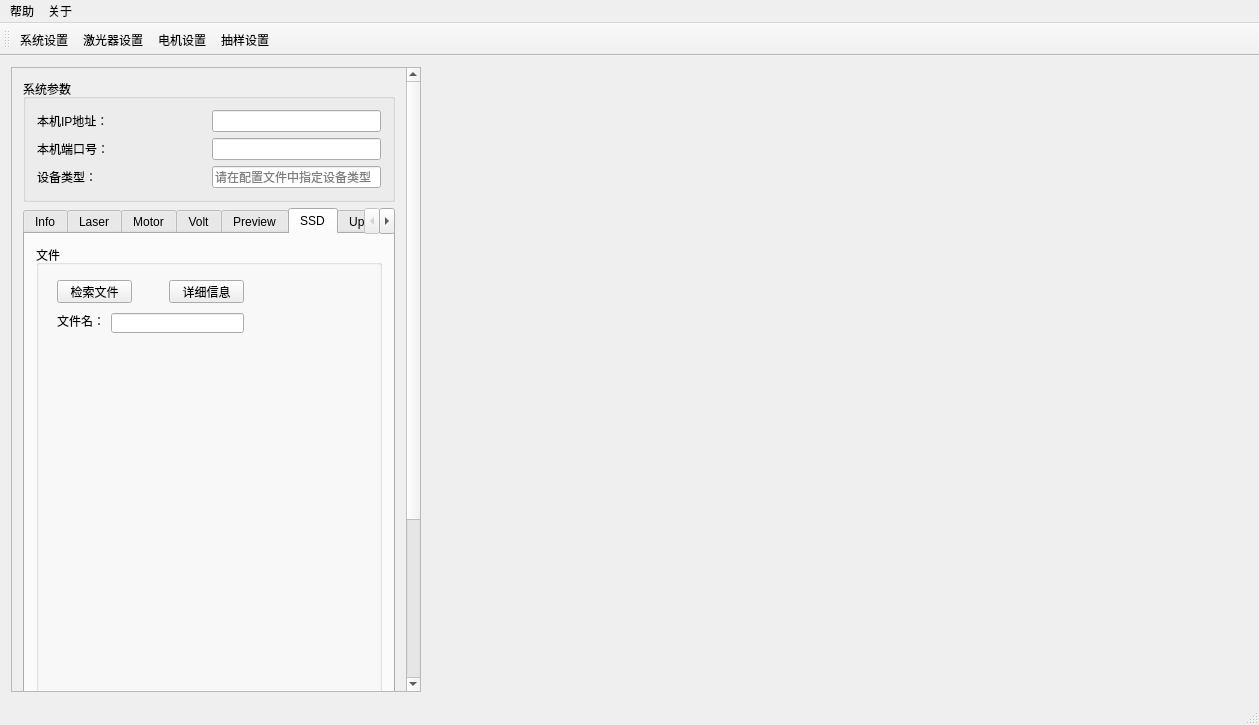
Before: the Qt Designer form ui/mainwindow.ui in kdurant/qt_study, drawn with Qt 5.
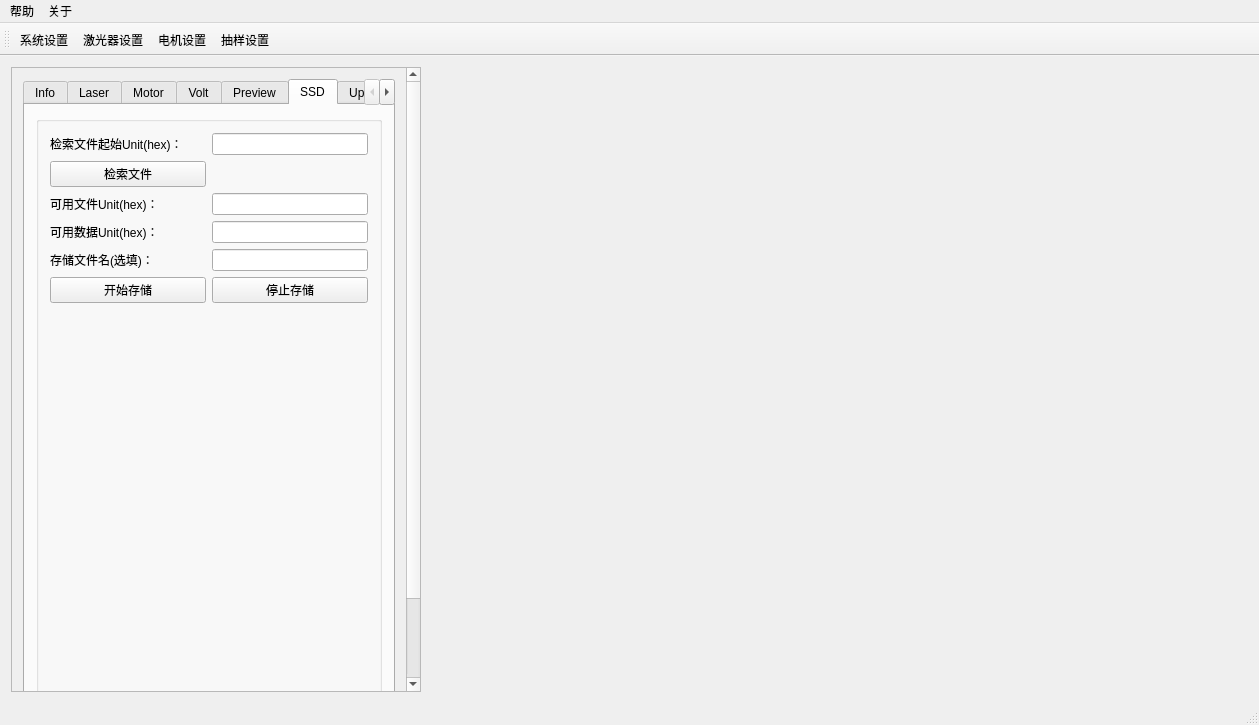
After: the same form once the commit is applied. The open tabs and pages were chosen to show the change. Custom widgets are drawn as their Qt base class.

```diff
--- a/ui/mainwindow.ui
+++ b/ui/mainwindow.ui
@@ -32,85 +32,10 @@
          <x>0</x>
          <y>0</y>
          <width>396</width>
-         <height>907</height>
+         <height>770</height>
         </rect>
        </property>
        <layout class="QVBoxLayout" name="verticalLayout_2">
-        <item>
-         <widget class="QGroupBox" name="groupBox_7">
-          <property name="title">
-           <string>系统参数</string>
-          </property>
-          <layout class="QGridLayout" name="gridLayout_7">
-           <item row="0" column="0">
-            <widget class="QLabel" name="label_47">
-             <property name="text">
-              <string>本机IP地址：</string>
-             </property>
-            </widget>
-           </item>
-           <item row="0" column="1">
-            <widget class="QLineEdit" name="lineEdit_localIP">
-             <property name="sizePolicy">
-              <sizepolicy hsizetype="Preferred" vsizetype="Fixed">
-               <horstretch>0</horstretch>
-               <verstretch>0</verstretch>
-              </sizepolicy>
-             </property>
-             <property name="inputMask">
-              <string/>
-             </property>
-             <property name="text">
-              <string/>
-             </property>
-            </widget>
-           </item>
-           <item row="1" column="0">
-            <widget class="QLabel" name="label_44">
-             <property name="text">
-              <string>本机端口号：</string>
-             </property>
-            </widget>
-           </item>
-           <item row="1" column="1">
-            <widget class="QLineEdit" name="lineEdit_localPort">
-             <property name="sizePolicy">
-              <sizepolicy hsizetype="Preferred" vsizetype="Fixed">
-               <horstretch>0</horstretch>
-               <verstretch>0</verstretch>
-              </sizepolicy>
-             </property>
-             <property name="text">
-              <string/>
-             </property>
-            </widget>
-           </item>
-           <item row="2" column="0">
-            <widget class="QLabel" name="label_4">
-             <property name="text">
-              <string>设备类型：</string>
-             </property>
-            </widget>
-           </item>
-           <item row="2" column="1">
-            <widget class="QLineEdit" name="lineEdit_radarType">
-             <property name="sizePolicy">
-              <sizepolicy hsizetype="Preferred" vsizetype="Fixed">
-               <horstretch>0</horstretch>
-               <verstretch>0</verstretch>
-              </sizepolicy>
-             </property>
-             <property name="readOnly">
-              <bool>true</bool>
-             </property>
-             <property name="placeholderText">
-              <string>请在配置文件中指定设备类型</string>
-             </property>
-            </widget>
-           </item>
-          </layout>
-         </widget>
-        </item>
         <item>
          <widget class="QTabWidget" name="tabWidget">
           <property name="currentIndex">
@@ -122,6 +47,19 @@
            </attribute>
            <layout class="QGridLayout" name="gridLayout_5">
             <item row="1" column="1">
+             <widget class="QLineEdit" name="lineEdit_localPort">
+              <property name="sizePolicy">
+               <sizepolicy hsizetype="Preferred" vsizetype="Fixed">
+                <horstretch>0</horstretch>
+                <verstretch>0</verstretch>
+               </sizepolicy>
+              </property>
+              <property name="text">
+               <string/>
+              </property>
+             </widget>
+            </item>
+            <item row="4" column="1">
              <widget class="QLineEdit" name="lineEdit_fpgaVer">
               <property name="text">
                <string/>
@@ -158,6 +96,62 @@
               </property>
              </widget>
             </item>
+            <item row="0" column="1">
+             <widget class="QLineEdit" name="lineEdit_localIP">
+              <property name="sizePolicy">
+               <sizepolicy hsizetype="Preferred" vsizetype="Fixed">
+                <horstretch>0</horstretch>
+                <verstretch>0</verstretch>
+               </sizepolicy>
+              </property>
+              <property name="inputMask">
+               <string/>
+              </property>
+              <property name="text">
+               <string/>
+              </property>
+             </widget>
+            </item>
+            <item row="0" column="0">
+             <widget class="QLabel" name="label_47">
+              <property name="text">
+               <string>本机IP地址：</string>
+              </property>
+             </widget>
+            </item>
+            <item row="1" column="0">
+             <widget class="QLabel" name="label_44">
+              <property name="text">
+               <string>本机端口号：</string>
+              </property>
+             </widget>
+            </item>
+            <item row="2" column="0">
+             <widget class="QLabel" name="label_4">
+              <property name="text">
+               <string>设备类型：</string>
+              </property>
+             </widget>
+            </item>
+            <item row="2" column="1">
+             <widget class="QLineEdit" name="lineEdit_radarType">
+              <property name="sizePolicy">
+               <sizepolicy hsizetype="Preferred" vsizetype="Fixed">
+                <horstretch>0</horstretch>
+                <verstretch>0</verstretch>
+               </sizepolicy>
+              </property>
+              <property name="styleSheet">
+               <string notr="true">color: rgb(239, 41, 41);</string>
+              </property>
+              <property name="readOnly">
+               <bool>true</bool>
+              </property>
+              <property name="placeholderText">
+               <string>请在配置文件中指定设备类型</string>
+              </property>
+             </widget>
+            </item>
            </layout>
           </widget>
           <widget class="QWidget" name="tab_2">
@@ -945,63 +939,118 @@
             <item>
              <widget class="QGroupBox" name="groupBox">
               <property name="title">
-               <string>文件</string>
+               <string/>
               </property>
-              <widget class="QLabel" name="label_45">
-               <property name="geometry">
-                <rect>
-                 <x>21</x>
-                 <y>68</y>
-                 <width>48</width>
-                 <height>16</height>
-                </rect>
-               </property>
-               <property name="sizePolicy">
-                <sizepolicy hsizetype="Minimum" vsizetype="Preferred">
-                 <horstretch>0</horstretch>
-                 <verstretch>0</verstretch>
-                </sizepolicy>
-               </property>
-               <property name="text">
-                <string>文件名：</string>
-               </property>
-              </widget>
-              <widget class="QPushButton" name="pushButton_6">
-               <property name="geometry">
-                <rect>
-                 <x>21</x>
-                 <y>35</y>
-                 <width>75</width>
-                 <height>23</height>
-                </rect>
-               </property>
-               <property name="text">
-                <string>检索文件</string>
-               </property>
-              </widget>
-              <widget class="QPushButton" name="pushButton_7">
-               <property name="geometry">
-                <rect>
-                 <x>133</x>
-                 <y>35</y>
-                 <width>75</width>
-                 <height>23</height>
-                </rect>
-               </property>
-               <property name="text">
-                <string>详细信息</string>
-               </property>
-              </widget>
-              <widget class="QLineEdit" name="lineEdit_43">
-               <property name="geometry">
-                <rect>
-                 <x>75</x>
-                 <y>68</y>
-                 <width>133</width>
-                 <height>20</height>
-                </rect>
-               </property>
-              </widget>
+              <layout class="QGridLayout" name="gridLayout_9">
+               <item row="5" column="0">
+                <widget class="QPushButton" name="pushButton">
+                 <property name="text">
+                  <string>开始存储</string>
+                 </property>
+                </widget>
+               </item>
+               <item row="4" column="1">
+                <widget class="QLineEdit" name="lineEdit_4">
+                 <property name="sizePolicy">
+                  <sizepolicy hsizetype="Preferred" vsizetype="Fixed">
+                   <horstretch>0</horstretch>
+                   <verstretch>0</verstretch>
+                  </sizepolicy>
+                 </property>
+                </widget>
+               </item>
+               <item row="5" column="1">
+                <widget class="QPushButton" name="pushButton_4">
+                 <property name="text">
+                  <string>停止存储</string>
+                 </property>
+                </widget>
+               </item>
+               <item row="1" column="0">
+                <widget class="QPushButton" name="pushButton_6">
+                 <property name="text">
+                  <string>检索文件</string>
+                 </property>
+                </widget>
+               </item>
+               <item row="0" column="0">
+                <widget class="QLabel" name="label_8">
+                 <property name="text">
+                  <string>检索文件起始Unit(hex)：</string>
+                 </property>
+                </widget>
+               </item>
+               <item row="2" column="0">
+                <widget class="QLabel" name="label_45">
+                 <property name="sizePolicy">
+                  <sizepolicy hsizetype="Minimum" vsizetype="Preferred">
+                   <horstretch>0</horstretch>
+                   <verstretch>0</verstretch>
+                  </sizepolicy>
+                 </property>
+                 <property name="text">
+                  <string>可用文件Unit(hex)：</string>
+                 </property>
+                </widget>
+               </item>
+               <item row="3" column="0">
+                <widget class="QLabel" name="label">
+                 <property name="text">
+                  <string>可用数据Unit(hex)：</string>
+                 </property>
+                </widget>
+               </item>
+               <item row="0" column="1">
+                <widget class="QLineEdit" name="lineEdit_5">
+                 <property name="sizePolicy">
+                  <sizepolicy hsizetype="Preferred" vsizetype="Fixed">
+                   <horstretch>0</horstretch>
+                   <verstretch>0</verstretch>
+                  </sizepolicy>
+                 </property>
+                </widget>
+               </item>
+               <item row="4" column="0">
+                <widget class="QLabel" name="label_5">
+                 <property name="text">
+                  <string>存储文件名(选填)：</string>
+                 </property>
+                </widget>
+               </item>
+               <item row="2" column="1">
+                <widget class="QLineEdit" name="lineEdit_43">
+                 <property name="sizePolicy">
+                  <sizepolicy hsizetype="Preferred" vsizetype="Fixed">
+                   <horstretch>0</horstretch>
+                   <verstretch>0</verstretch>
+                  </sizepolicy>
+                 </property>
+                </widget>
+               </item>
+               <item row="3" column="1">
+                <widget class="QLineEdit" name="lineEdit_3">
+                 <property name="sizePolicy">
+                  <sizepolicy hsizetype="Preferred" vsizetype="Fixed">
+                   <horstretch>0</horstretch>
+                   <verstretch>0</verstretch>
+                  </sizepolicy>
+                 </property>
+                </widget>
+               </item>
+               <item row="6" column="0">
+                <spacer name="verticalSpacer">
+                 <property name="orientation">
+                  <enum>Qt::Vertical</enum>
+                 </property>
+                 <property name="sizeHint" stdset="0">
+                  <size>
+                   <width>20</width>
+                   <height>40</height>
+                  </size>
+                 </property>
+                </spacer>
+               </item>
+              </layout>
              </widget>
             </item>
            </layout>
```
Left out of the diff: 14 changed lines with no effect on the pictures.
